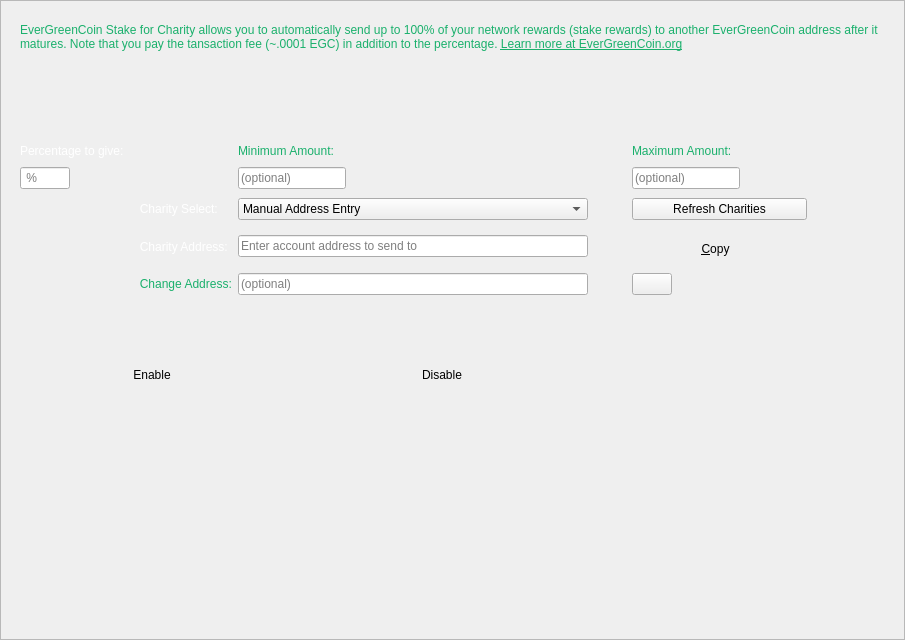
Before: the Qt Designer form src/qt/forms/charitydialog.ui in EverGreenCoinDev/EverGreenCoin, drawn with Qt 5.
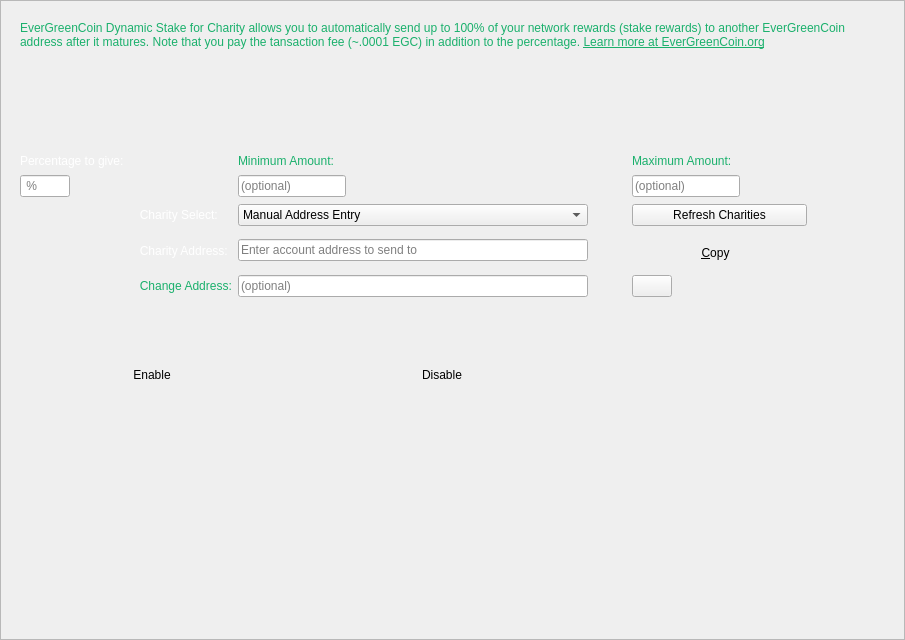
After: the same form once the commit is applied. Icons and pictures are not drawn.

Commit message: Address wordings and 34 char limit

The edit to the form file:
```diff
--- a/src/qt/forms/charitydialog.ui
+++ b/src/qt/forms/charitydialog.ui
@@ -514,7 +514,7 @@
            <number>1</number>
           </property>
           <property name="text">
-           <string>&lt;html&gt;&lt;head/&gt;&lt;body&gt;&lt;p&gt;EverGreenCoin Stake for Charity allows you to automatically send up to 100% of your network rewards (stake rewards) to another EverGreenCoin address after it matures. Note that you pay the tansaction fee (~.0001 EGC) in addition to the percentage. &lt;a href=&quot;https://evergreencoin.org/staking-for-charity/&quot;&gt;&lt;span style=&quot; text-decoration: underline; color:#1ab06c;&quot;&gt;Learn more at EverGreenCoin.org&lt;/span&gt;&lt;/a&gt;&lt;/p&gt;&lt;/body&gt;&lt;/html&gt;</string>
+           <string>&lt;html&gt;&lt;head/&gt;&lt;body&gt;&lt;p&gt;EverGreenCoin Dynamic Stake for Charity allows you to automatically send up to 100% of your network rewards (stake rewards) to another EverGreenCoin address after it matures. Note that you pay the tansaction fee (~.0001 EGC) in addition to the percentage. &lt;a href=&quot;https://evergreencoin.org/staking-for-charity/&quot;&gt;&lt;span style=&quot; text-decoration: underline; color:#1ab06c;&quot;&gt;Learn more at EverGreenCoin.org&lt;/span&gt;&lt;/a&gt;&lt;/p&gt;&lt;/body&gt;&lt;/html&gt;</string>
           </property>
           <property name="textFormat">
            <enum>Qt::RichText</enum>
```
Left out of the diff: 4 changed lines with no effect on the pictures. The commit also changes 4 other files.
